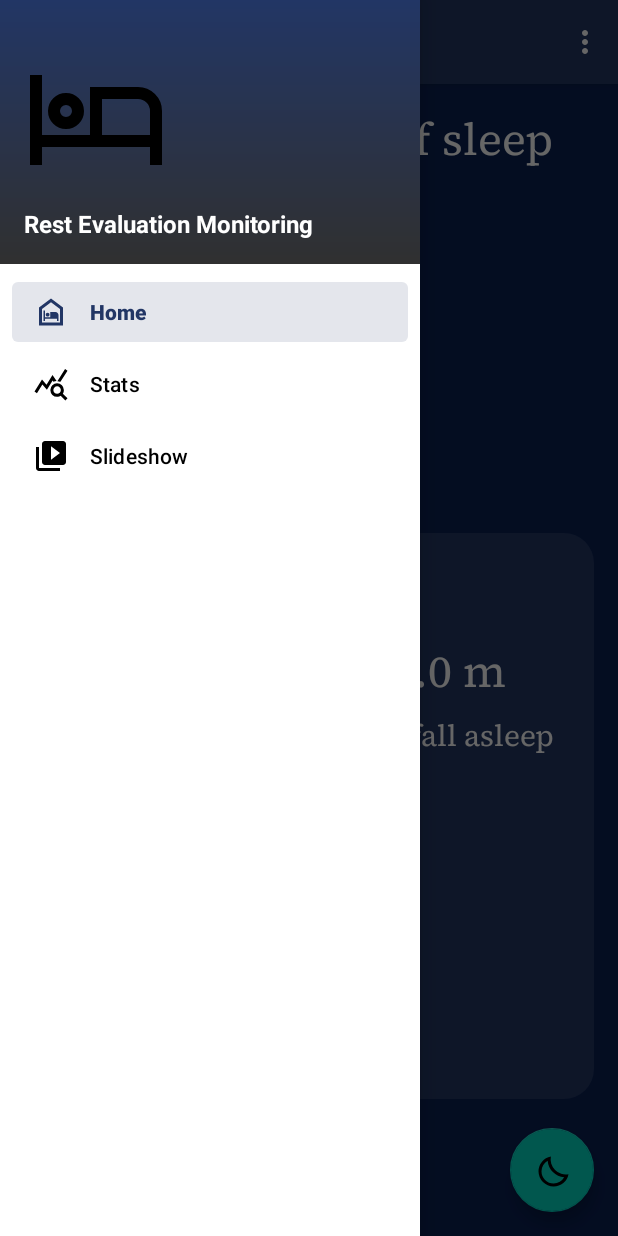
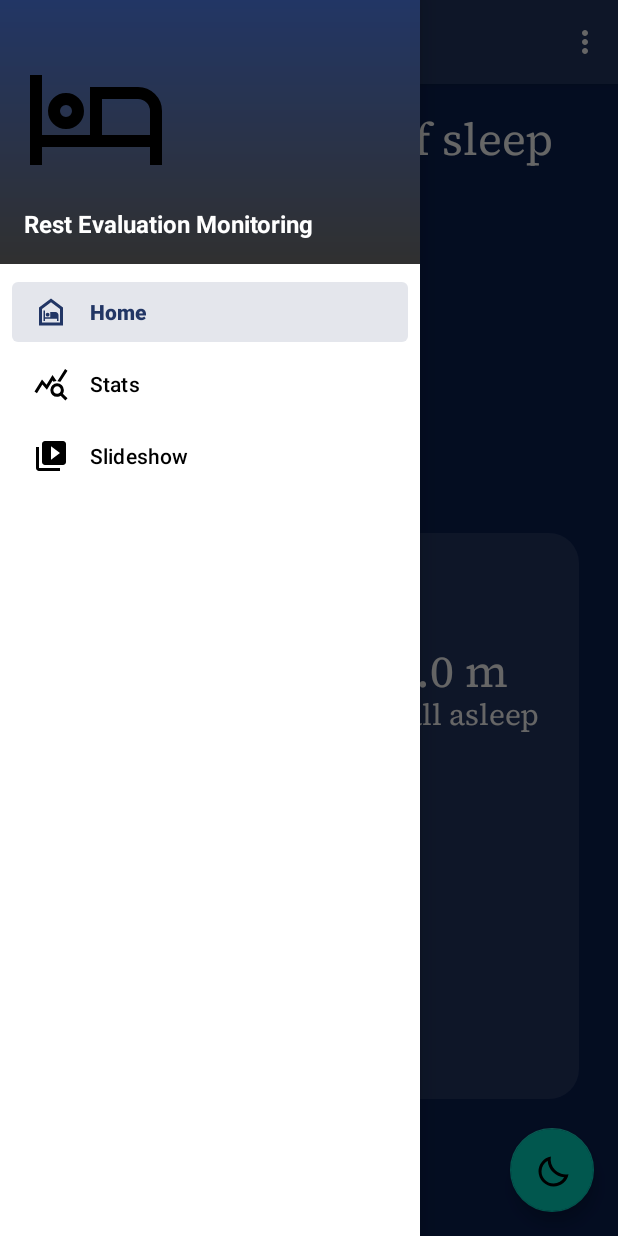
Before and after one commit to rickymarinsalda/SleepMonitoring_MASSS_Project, an Android app: the screen it shows after launch (MainActivity), with the side drawer open, on a phone screen of 412 x 824 dp. Run offline under Robolectric (Android 15) with nearby library versions, the phone set to English and light mode, and no system bars; our stand-ins replace navigation-ui; libraries missing offline, so code that uses them is left out: com.github.mikephil.charting; plain views replace LineChart, PieChart; 51 statements that could not run were skipped.

Commit message:
Some clean and things fixed

```diff
--- a/app/src/main/java/com/unipi/sleepmonitoringproject/stats/SleepLineChart.kt
+++ b/app/src/main/java/com/unipi/sleepmonitoringproject/stats/SleepLineChart.kt
@@ -64,10 +64,7 @@ class SleepLineChart(rootView: View) {
             // Add data
             lineChart.data = data
 
-            // Get and handle the legend
-            val legend: Legend = lineChart.legend
-            legend.isEnabled = true
-            legend.textColor = Color.WHITE
+            lineChart.legend.isEnabled = false
 
             lineChart.xAxis.isEnabled = true
             lineChart.axisLeft.isEnabled = true
@@ -124,7 +121,7 @@ class SleepLineChart(rootView: View) {
         set1.setDrawCircles(false)
         set1.circleRadius = 0f
         set1.circleHoleRadius = 0f
-        set1.color = Color.rgb(255, 215, 0)
+        set1.color = Color.WHITE
         set1.highLightColor = Color.WHITE
         set1.setDrawValues(false)
         set1.setDrawFilled(true)
--- a/app/src/main/java/com/unipi/sleepmonitoringproject/stats/SleepPieChart.kt
+++ b/app/src/main/java/com/unipi/sleepmonitoringproject/stats/SleepPieChart.kt
@@ -5,6 +5,7 @@ import android.graphics.Typeface
 import android.view.View
 import com.github.mikephil.charting.animation.Easing
 import com.github.mikephil.charting.charts.PieChart
+import com.github.mikephil.charting.components.Legend
 import com.github.mikephil.charting.data.PieData
 import com.github.mikephil.charting.data.PieDataSet
 import com.github.mikephil.charting.data.PieEntry
@@ -20,13 +21,11 @@ class SleepPieChart(rootView: View) {
     private val pieChart: PieChart = rootView.findViewById(R.id.pie_chart)
 
     init {
-
-        setupChart(rootView)
-
+        setupChart()
         setData()
     }
 
-    private fun setupChart(root: Any?) {
+    private fun setupChart() {
 
         pieChart.setUsePercentValues(true)
         pieChart.description.isEnabled = false
@@ -42,13 +41,12 @@ class SleepPieChart(rootView: View) {
         pieChart.setTransparentCircleAlpha(110)
         pieChart.setTransparentCircleColor(Color.WHITE)
 
-        pieChart.setHoleRadius(58f)
-        pieChart.setTransparentCircleRadius(61f)
+        pieChart.holeRadius = 58f
+        pieChart.transparentCircleRadius = 61f
 
         pieChart.setDrawCenterText(true)
 
         pieChart.setRotationAngle(0f)
-        // enable rotation of the chart by touch
         pieChart.isRotationEnabled = true
         pieChart.isHighlightPerTapEnabled = true
 
@@ -59,6 +57,9 @@ class SleepPieChart(rootView: View) {
         pieChart.setEntryLabelColor(Color.WHITE)
         pieChart.setEntryLabelTypeface(Typeface.DEFAULT_BOLD)
         pieChart.setEntryLabelTextSize(12f)
+
+        var legend: Legend = pieChart.legend
+        legend.textColor = Color.WHITE
     }
 
     private fun setData() {
@@ -73,7 +74,7 @@ class SleepPieChart(rootView: View) {
             )
         }
 
-        val dataSet = PieDataSet(entries, "Election Results")
+        val dataSet = PieDataSet(entries, "")
 
         dataSet.setDrawIcons(false)
 
@@ -99,7 +100,6 @@ class SleepPieChart(rootView: View) {
         dataSet.colors = colors
         //dataSet.setSelectionShift(0f);
 
-        //dataSet.setSelectionShift(0f);
         val data = PieData(dataSet)
         data.setValueFormatter(PercentFormatter())
         data.setValueTextSize(11f)
--- a/app/src/main/res/layout/stats.xml
+++ b/app/src/main/res/layout/stats.xml
@@ -30,9 +30,9 @@
         android:layout_width="wrap_content"
         android:layout_height="wrap_content"
         android:layout_marginVertical="20dp"
-        android:layout_marginStart="10dp"
+        android:layout_marginStart="20dp"
         android:layout_marginTop="1dp"
-        android:layout_marginEnd="10dp"
+        android:layout_marginEnd="20dp"
         android:layout_marginBottom="20dp"
         android:background="@drawable/rounded_border"
         android:orientation="vertical"
@@ -102,9 +102,7 @@
                     android:layout_width="wrap_content"
                     android:layout_height="wrap_content"
                     android:layout_gravity="top|center_horizontal"
-                    android:layout_marginStart="10dp"
                     android:layout_marginTop="20dp"
-                    android:layout_marginEnd="10dp"
                     android:layout_marginBottom="20dp"
                     android:fontFamily="@font/source_serif_pro"
                     android:text="inbed"
@@ -129,9 +127,10 @@
                     android:textSize="20sp"
                     app:layout_constraintBottom_toBottomOf="parent"
                     app:layout_constraintEnd_toEndOf="parent"
+                    app:layout_constraintHorizontal_bias="0.487"
                     app:layout_constraintStart_toStartOf="parent"
                     app:layout_constraintTop_toTopOf="parent"
-                    app:layout_constraintVertical_bias="1.0" />
+                    app:layout_constraintVertical_bias="0.761" />
             </androidx.constraintlayout.widget.ConstraintLayout>
 
             <!-- Sheep image -->
@@ -174,17 +173,13 @@
                     android:layout_width="wrap_content"
                     android:layout_height="wrap_content"
                     android:layout_gravity="top|center_horizontal"
-                    android:layout_marginStart="10dp"
                     android:layout_marginTop="20dp"
-                    android:layout_marginEnd="10dp"
-                    android:layout_marginBottom="20dp"
                     android:fontFamily="@font/source_serif_pro"
                     android:text="asleep"
                     android:textColor="@color/white"
                     android:textSize="30sp"
                     app:layout_constraintBottom_toBottomOf="parent"
                     app:layout_constraintEnd_toEndOf="parent"
-                    app:layout_constraintHorizontal_bias="0.0"
                     app:layout_constraintStart_toStartOf="parent"
                     app:layout_constraintTop_toTopOf="parent"
                     app:layout_constraintVertical_bias="0.0" />
@@ -201,9 +196,10 @@
                     android:textSize="20sp"
                     app:layout_constraintBottom_toBottomOf="parent"
                     app:layout_constraintEnd_toEndOf="parent"
+                    app:layout_constraintHorizontal_bias="0.0"
                     app:layout_constraintStart_toStartOf="parent"
                     app:layout_constraintTop_toTopOf="parent"
-                    app:layout_constraintVertical_bias="1.0" />
+                    app:layout_constraintVertical_bias="0.761" />
             </androidx.constraintlayout.widget.ConstraintLayout>
 
         </LinearLayout>
@@ -221,18 +217,10 @@
                 android:id="@+id/pie_chart"
                 android:layout_width="275dp"
                 android:layout_height="202dp"
-                android:layout_above="@+id/seekBar1"
                 android:layout_marginStart="0dp" />
 
         </LinearLayout>
 
     </LinearLayout>
 
-    <LinearLayout
-        android:id="@+id/quality"
-        android:layout_width="match_parent"
-        android:layout_height="match_parent"
-        android:orientation="vertical">
-    </LinearLayout>
-
 </androidx.constraintlayout.widget.ConstraintLayout>
```
Also changed, not shown: app/src/main/res/values/strings.xml (+0 -15 lines).
